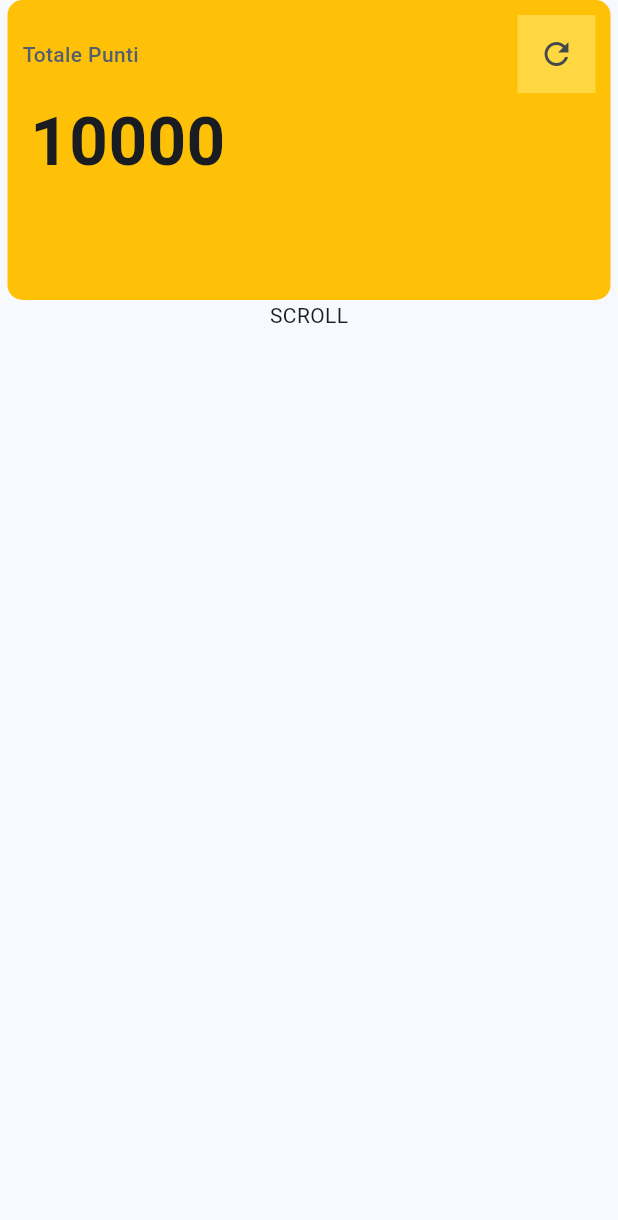
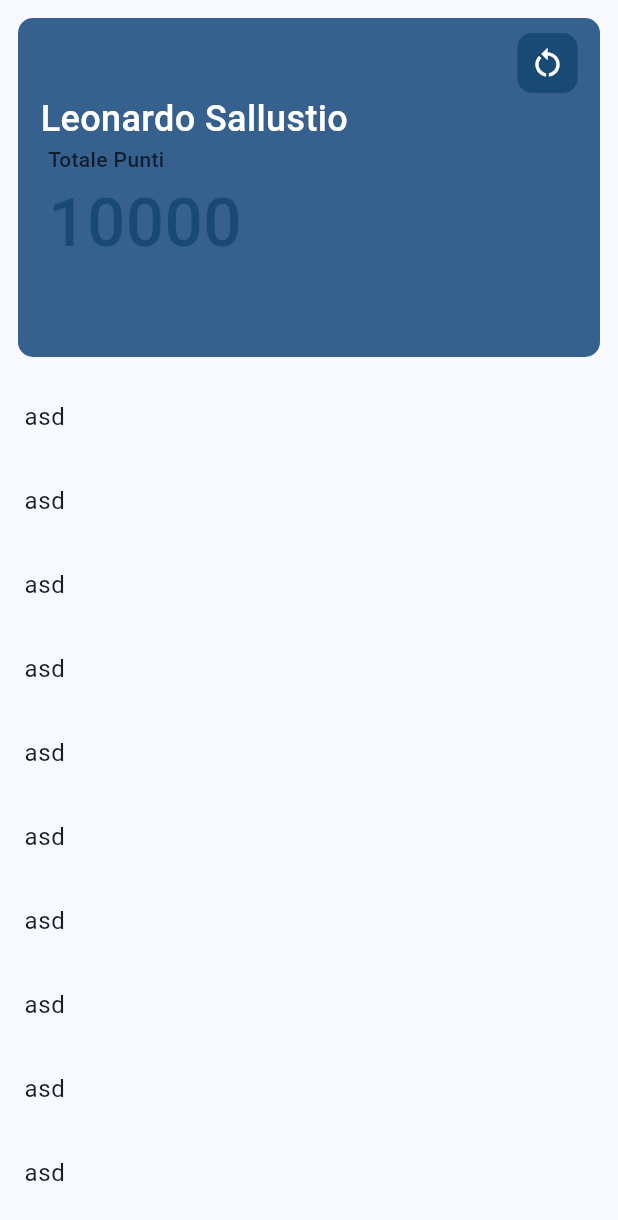
Before and after one commit to LeoSallu/bloc_loyalty, a Flutter app: the CardView screen opened directly, on a phone screen of 412 x 824 dp. Shown: the top 1220 px of the screen. Run offline on Flutter 3.47's test engine with Material 3 defaults, Android fonts, the phone set to English and light mode, and no system bars; our stand-ins replace equatable, flutter_bloc, flutter_secure_storage, formz; accounts and stored records are empty; statements that could not run were skipped.

Commit message:
:sparkles: feat: card layout

```diff
--- a/lib/card/view/card_view.dart
+++ b/lib/card/view/card_view.dart
@@ -1,69 +1,53 @@
+import 'package:bloc_loyalty/card/widgets/card.dart';
 import 'package:flutter/material.dart';
 
-class CardView extends StatelessWidget {
+class CardView extends StatefulWidget {
   const CardView({super.key});
+
+  @override
+  State<CardView> createState() => _CardViewState();
+}
+
+class _CardViewState extends State<CardView> {
+  final GlobalKey<RefreshIndicatorState> _refreshIndicatorKey =
+      GlobalKey<RefreshIndicatorState>();
+  Future<void> refreshData() async {
+    await Future.delayed(const Duration(seconds: 2));
+
+    setState(() {});
+  }
+
   @override
   Widget build(BuildContext context) {
-    return Scaffold(
-      body: Column(
-        mainAxisSize: MainAxisSize.max,
-        children: [
-          Container(
-            margin: const EdgeInsets.symmetric(horizontal: 5),
-            padding: const EdgeInsets.all(10),
-            decoration: const BoxDecoration(
-              color: Colors.amber,
-              borderRadius: BorderRadius.all(
-                Radius.circular(10),
+    return RefreshIndicator(
+      key: _refreshIndicatorKey,
+      onRefresh: refreshData,
+      child: SafeArea(
+        child: Scaffold(
+          body: CustomScrollView(
+            slivers: [
+              const SliverAppBar(
+                backgroundColor: Colors.transparent,
+                pinned: true,
+                floating: false,
+                expandedHeight: 250,
+                flexibleSpace: FlexibleSpaceBar(
+                  background: FidelityCard(),
+                ),
               ),
-            ),
-            width: MediaQuery.of(context).size.width,
-            height: 200,
-            child: Column(
-              mainAxisSize: MainAxisSize.max,
-              crossAxisAlignment: CrossAxisAlignment.start,
-              children: [
-                Row(
-                  mainAxisAlignment: MainAxisAlignment.spaceBetween,
-                  mainAxisSize: MainAxisSize.max,
-                  children: [
-                    Text(
-                      'Totale Punti',
-                      style: TextStyle(
-                        color: Theme.of(context).colorScheme.secondary,
-                        fontWeight: FontWeight.w500,
-                      ),
-                    ),
-                    Container(
-                      color: Colors.amberAccent,
-                      padding: const EdgeInsets.all(2),
-                      child: IconButton(
-                        onPressed: () => {},
-                        icon: const Icon(
-                          Icons.refresh,
-                        ),
-                      ),
-                    ),
-                  ],
+              SliverList(
+                delegate: SliverChildBuilderDelegate(
+                  (BuildContext context, int index) {
+                    return const ListTile(
+                      title: Text('asd'),
+                    );
+                  },
+                  childCount: 20,
                 ),
-                Padding(
-                  padding: const EdgeInsets.symmetric(horizontal: 5),
-                  child: Text(
-                    '10000',
-                    style: TextStyle(
-                      fontSize:
-                          Theme.of(context).textTheme.displayMedium?.fontSize,
-                      fontWeight: FontWeight.w600,
-                    ),
-                  ),
-                ),
-              ],
-            ),
+              ),
+            ],
           ),
-          const SingleChildScrollView(
-            child: Text('SCROLL'),
-          )
-        ],
+        ),
       ),
     );
   }
--- /dev/null
+++ b/lib/card/widgets/card.dart
@@ -0,0 +1,151 @@
+import 'package:flutter/material.dart';
+
+class FidelityCard extends StatefulWidget {
+  const FidelityCard({super.key});
+
+  @override
+  State<FidelityCard> createState() => _FidelityCardState();
+}
+
+class _FidelityCardState extends State<FidelityCard> {
+  bool isFront = true;
+
+  void turnCard() {
+    setState(() => isFront = !isFront);
+  }
+
+  @override
+  Widget build(BuildContext context) {
+    return Container(
+      margin: const EdgeInsets.all(12),
+      padding: const EdgeInsets.symmetric(
+        horizontal: 15,
+        vertical: 10,
+      ),
+      decoration: BoxDecoration(
+        color: Theme.of(context).colorScheme.primary,
+        borderRadius: const BorderRadius.all(Radius.circular(10)),
+      ),
+      width: MediaQuery.of(context).size.width,
+      child: Column(
+        mainAxisSize: MainAxisSize.max,
+        children: [
+          Align(
+            alignment: Alignment.centerRight,
+            child: _turnCardButton(context),
+          ),
+          isFront ? _buildFrontCard(context) : _buildBackCard(context),
+        ],
+      ),
+    );
+  }
+
+  Column _buildFrontCard(BuildContext context) {
+    return Column(
+      mainAxisSize: MainAxisSize.max,
+      mainAxisAlignment: MainAxisAlignment.spaceEvenly,
+      crossAxisAlignment: CrossAxisAlignment.start,
+      children: [
+        Row(
+          mainAxisAlignment: MainAxisAlignment.spaceBetween,
+          mainAxisSize: MainAxisSize.max,
+          children: [
+            Text(
+              'Leonardo Sallustio',
+              style: TextStyle(
+                fontSize:
+                    (Theme.of(context).textTheme.bodyLarge?.fontSize ?? 14) *
+                        1.5,
+                fontWeight: FontWeight.w500,
+                color: Theme.of(context).colorScheme.onPrimary,
+              ),
+            ),
+          ],
+        ),
+        Padding(
+          padding: const EdgeInsets.symmetric(horizontal: 5),
+          child: Column(
+            crossAxisAlignment: CrossAxisAlignment.start,
+            children: [
+              Text(
+                'Totale Punti',
+                style: TextStyle(
+                  color: Theme.of(context).colorScheme.onSecondaryFixed,
+                  fontWeight: FontWeight.w500,
+                ),
+              ),
+              Text(
+                '10000',
+                style: TextStyle(
+                  fontSize: Theme.of(context).textTheme.displayMedium?.fontSize,
+                  fontWeight: FontWeight.w500,
+                  color: Theme.of(context).colorScheme.onPrimaryContainer,
+                ),
+              ),
+            ],
+          ),
+        ),
+      ],
+    );
+  }
+
+  Column _buildBackCard(BuildContext context) {
+    return Column(
+      mainAxisSize: MainAxisSize.max,
+      crossAxisAlignment: CrossAxisAlignment.center,
+      children: [
+        Row(
+          mainAxisAlignment: MainAxisAlignment.spaceBetween,
+          crossAxisAlignment: CrossAxisAlignment.center,
+          mainAxisSize: MainAxisSize.max,
+          children: [
+            Text(
+              'Numero Carta',
+              style: TextStyle(
+                  color: Theme.of(context).colorScheme.onSecondaryFixed,
+                  fontWeight: FontWeight.w500,
+                  fontSize: Theme.of(context).textTheme.bodyLarge?.fontSize),
+            ),
+          ],
+        ),
+        Container(
+          margin: const EdgeInsets.symmetric(vertical: 20),
+          padding: const EdgeInsets.symmetric(horizontal: 5),
+          child: Text(
+            '04010210223',
+            style: TextStyle(
+              fontSize: Theme.of(context).textTheme.displayMedium?.fontSize,
+              fontWeight: FontWeight.w500,
+              color: Theme.of(context).colorScheme.onPrimaryContainer,
+            ),
+          ),
+        ),
+      ],
+    );
+  }
+
+  Material _turnCardButton(BuildContext context) {
+    return Material(
+      borderRadius: BorderRadius.circular(10),
+      color: Theme.of(context).colorScheme.onPrimaryFixedVariant,
+      child: Ink(
+        decoration: BoxDecoration(
+          borderRadius: BorderRadius.circular(10),
+          color: Theme.of(context).colorScheme.onPrimaryFixedVariant,
+        ),
+        child: InkWell(
+          onTap: turnCard,
+          borderRadius: BorderRadius.circular(10),
+          splashColor: Theme.of(context).colorScheme.primary,
+          child: Padding(
+            padding: const EdgeInsets.all(8.0),
+            child: Icon(
+              Icons.restart_alt,
+              color: Theme.of(context).colorScheme.onPrimary,
+            ),
+          ),
+        ),
+      ),
+    );
+  }
+}
```
